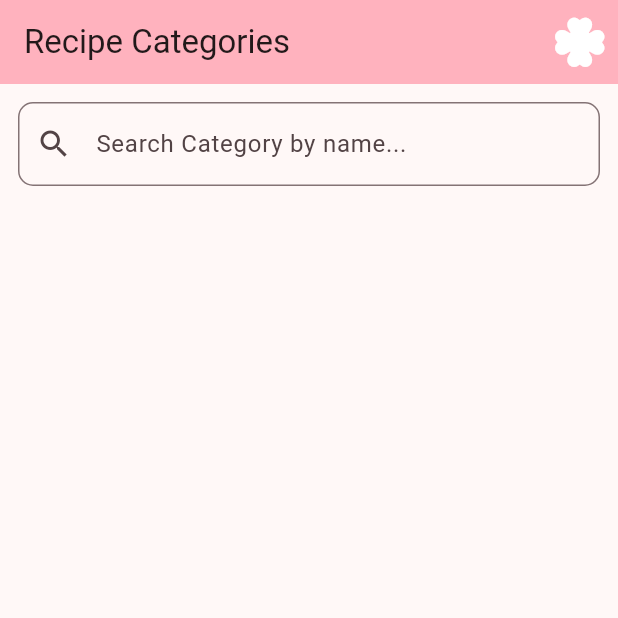
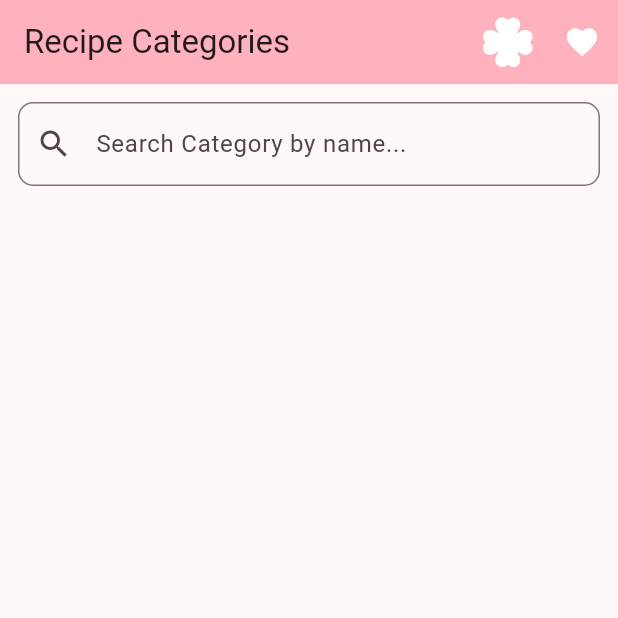
Before and after one commit to madz-e/recipe_app_195006, a Flutter app: the screen it shows after launch, on a phone screen of 412 x 824 dp, the top half of it. Run offline on Flutter 3.47's test engine with Material 3 defaults, Android fonts, the phone set to English and light mode, and no system bars; our stand-ins replace firebase_core, firebase_messaging, font_awesome_flutter, like_button; accounts and stored records are empty; generated files the repository leaves out were written again; network calls fail.

Commit message:
Add favorites. Show notifications(only on a physical device, doesn't show on emulator)

```diff
--- a/lib/models/recipe_model.dart
+++ b/lib/models/recipe_model.dart
@@ -5,6 +5,7 @@ class Recipe {
   String? instructions;
   String? youtube;
   Map<String, String>? ingredients;
+  bool isFavorite;
 
 
   Recipe({
@@ -14,8 +15,7 @@ class Recipe {
     this.instructions,
     this.youtube,
     this.ingredients,
-
-
+    this.isFavorite=false
   });
   Recipe.fromBasicJson(Map<String, dynamic> data)
       : id = int.parse(data['idMeal']),
@@ -23,12 +23,14 @@ class Recipe {
         img = data['strMealThumb'],
         instructions = null,
         youtube = null,
-        ingredients = null;
+        ingredients = null,
+        isFavorite = false;
 
   Recipe.fromJson(Map<String, dynamic> data)
       : id =  int.parse(data['idMeal']),
         name = data['strMeal'],
-        img =data['strMealThumb']
+        img =data['strMealThumb'],
+        isFavorite=false
   {
       instructions = data['strInstructions'];
       youtube = data['strYoutube'];
@@ -50,6 +52,6 @@ class Recipe {
     'instructions': instructions,
     'youtube': youtube,
     'ingredients': ingredients,
-
+    'isFavorite': isFavorite,
   };
 }
--- a/lib/screens/home.dart
+++ b/lib/screens/home.dart
@@ -5,6 +5,7 @@ import '../models/category_model.dart';
 import '../services/api_service.dart';
 import '../widgets/category_grid.dart';
 import 'details.dart';
+import 'favorites.dart';
 
 class MyHomePage extends StatefulWidget {
   const MyHomePage({super.key, required this.title});
@@ -55,7 +56,16 @@ class _MyHomePageState extends State<MyHomePage> {
               print("error loading random recipe cause: $error");
             }
           },
-        )
+        ),
+          IconButton(
+              onPressed: (){
+                Navigator.push(
+                    context,
+                    MaterialPageRoute(
+                      builder: (context) => FavoritesPage(),
+                    ));
+              },
+              icon: const Icon(Icons.favorite,color: Colors.white))
 
         ],
       ),
--- /dev/null
+++ b/lib/services/favorites_service.dart
@@ -0,0 +1,6 @@
+import '../models/recipe_model.dart';
+
+class FavoritesService{
+  static List<Recipe> favorites = [];
+
+}
```
Also changed, not shown: lib/main.dart (+12 -1 lines), lib/widgets/recipe_card.dart (+33 -4 lines), pubspec.yaml (+7 -1 lines), pubspec.lock, 2 other files.
